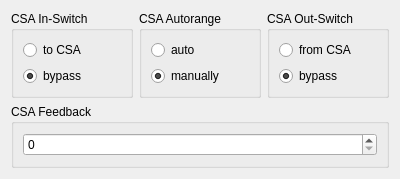
Old version of the form mbspex/gui/qt-mainwindow/poland/PolandCSAWidget.ui in the repository gsi-ee/drivers.
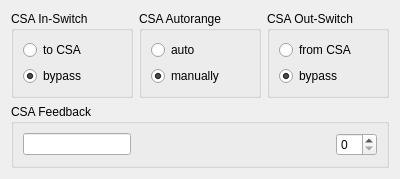
New version of the form.

Commit message: bugixes in poland csa widget. Also added csa feedback line edit with optional hexmode

```diff
--- a/mbspex/gui/qt-mainwindow/poland/PolandCSAWidget.ui
+++ b/mbspex/gui/qt-mainwindow/poland/PolandCSAWidget.ui
@@ -13,7 +13,7 @@
   <property name="windowTitle">
    <string>PolandCSAWidget</string>
   </property>
-  <layout class="QGridLayout" name="gridLayout_5">
+  <layout class="QGridLayout" name="gridLayout_4">
    <item row="0" column="0">
     <widget class="QGroupBox" name="CSA_inswitch_groupbox">
      <property name="toolTip">
@@ -106,9 +106,44 @@
      <property name="title">
       <string>CSA Feedback</string>
      </property>
-     <layout class="QGridLayout" name="gridLayout_4">
-      <item row="0" column="0">
+     <layout class="QHBoxLayout" name="horizontalLayout">
+      <item>
+       <widget class="QLineEdit" name="CSA_feedbackLineEdit">
+        <property name="sizePolicy">
+         <sizepolicy hsizetype="Fixed" vsizetype="Fixed">
+          <horstretch>0</horstretch>
+          <verstretch>0</verstretch>
+         </sizepolicy>
+        </property>
+        <property name="toolTip">
+         <string>Feedback value for Charge Sensitive Amplifier</string>
+        </property>
+        <property name="readOnly">
+         <bool>false</bool>
+        </property>
+       </widget>
+      </item>
+      <item>
+       <spacer name="horizontalSpacer">
+        <property name="orientation">
+         <enum>Qt::Horizontal</enum>
+        </property>
+        <property name="sizeHint" stdset="0">
+         <size>
+          <width>202</width>
+          <height>20</height>
+         </size>
+        </property>
+       </spacer>
+      </item>
+      <item>
        <widget class="QSpinBox" name="CSA_feedback_spinBox">
+        <property name="sizePolicy">
+         <sizepolicy hsizetype="Fixed" vsizetype="Fixed">
+          <horstretch>0</horstretch>
+          <verstretch>0</verstretch>
+         </sizepolicy>
+        </property>
         <property name="toolTip">
          <string>Feedback value for Charge Sensitive Amplifier</string>
         </property>
```
The commit also changes 3 other files.
